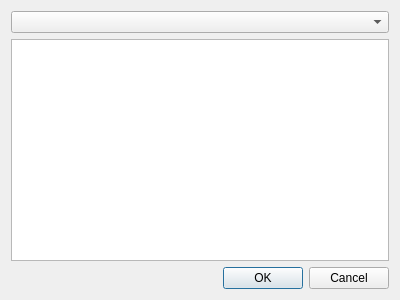
Old version of the form DeviceCaps.ui in the repository ipr/qAudiotest.
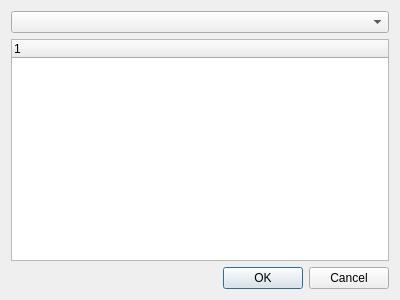
New version of the form.

Commit message: actual listing..

Diff of the .ui file:
```diff
--- a/DeviceCaps.ui
+++ b/DeviceCaps.ui
@@ -20,7 +20,13 @@
       <widget class="QComboBox" name="comboBox"/>
      </item>
      <item>
-      <widget class="QTableWidget" name="tableWidget"/>
+      <widget class="QTreeWidget" name="treeWidget">
+       <column>
+        <property name="text">
+         <string notr="true">1</string>
+        </property>
+       </column>
+      </widget>
      </item>
     </layout>
    </item>
```
The commit also changes 1 other file.
